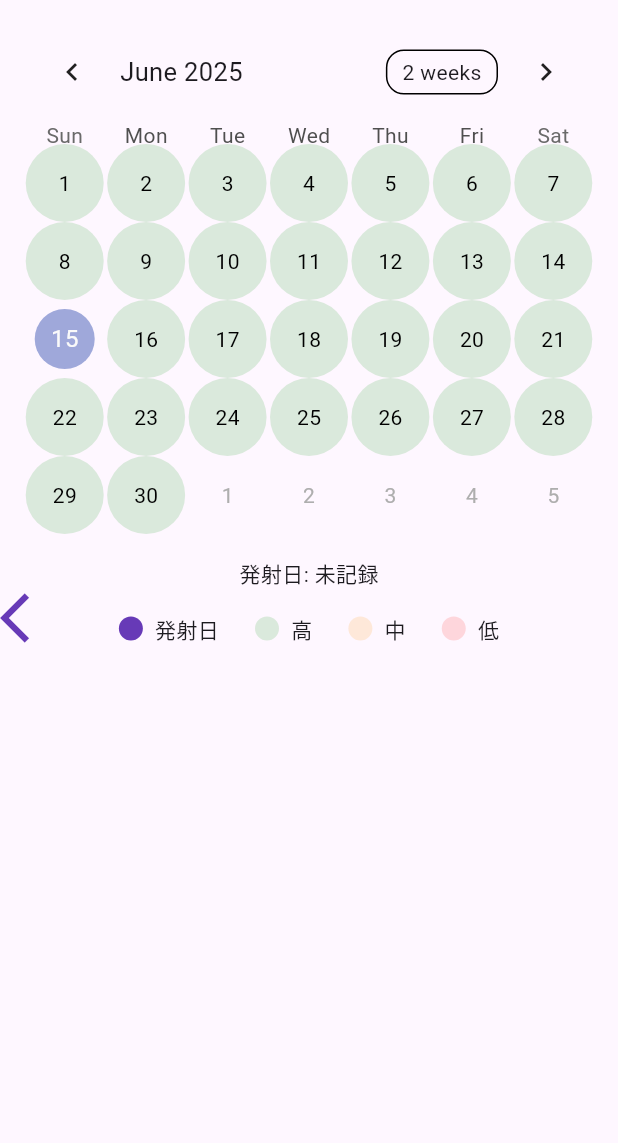
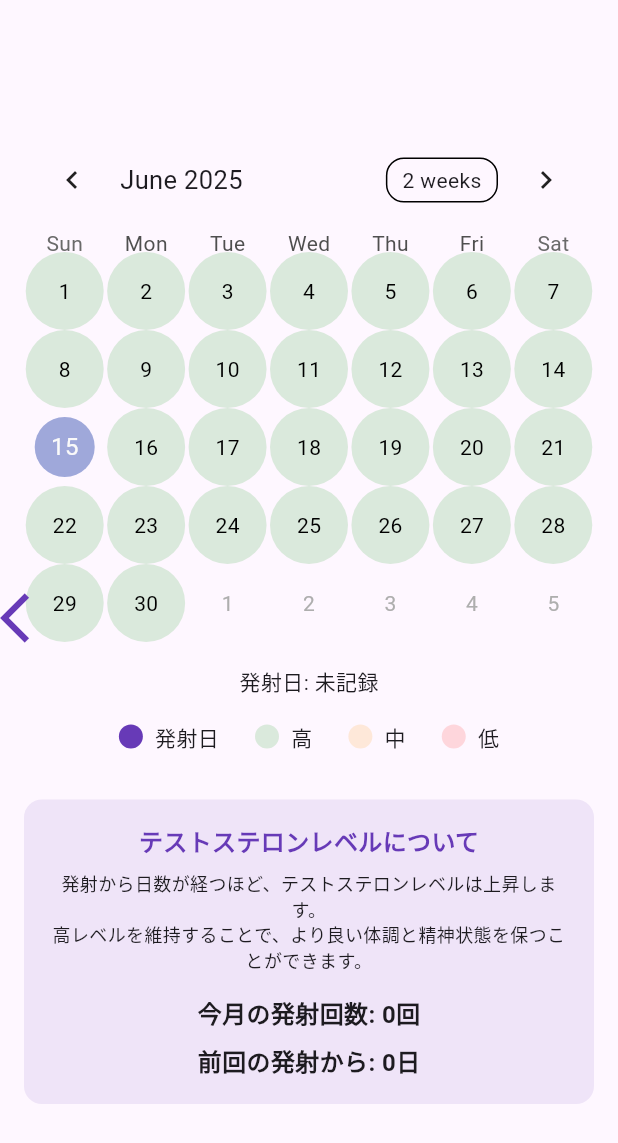
Before and after one commit to MaruSankakuEngineer/TestoTrack, a Flutter app: the screen it shows after launch, swiped to page 2, on a phone screen of 412 x 824 dp. Shown: the top 1143 px of the screen. Run offline on Flutter 3.47's test engine with Material 3 defaults, Android fonts, the light colour scheme and no system bars; drawn by our look-alikes of table_calendar; our stand-ins replace shared_preferences.

Commit message:
説明文と統計情報追加

```diff
--- a/Flutter/testotrack/lib/main.dart
+++ b/Flutter/testotrack/lib/main.dart
@@ -200,9 +200,11 @@ class _MainPageState extends State<MainPage> {
           } else {
             return Stack(
               children: [
-                Padding(
+                Center(
+                  child: Padding(
                     padding: const EdgeInsets.all(16.0),
                     child: Column(
+                      mainAxisAlignment: MainAxisAlignment.center,
                       children: [
                         TableCalendar(
                           firstDay: DateTime.utc(2020, 1, 1),
@@ -337,7 +339,53 @@ class _MainPageState extends State<MainPage> {
                             const Text('低'),
                           ],
                         ),
+                        const SizedBox(height: 32),
+                        Container(
+                          padding: const EdgeInsets.all(16),
+                          decoration: BoxDecoration(
+                            color: Colors.deepPurple.withOpacity(0.1),
+                            borderRadius: BorderRadius.circular(12),
+                          ),
+                          child: Column(
+                            children: [
+                              const Text(
+                                'テストステロンレベルについて',
+                                style: TextStyle(
+                                  fontSize: 16,
+                                  fontWeight: FontWeight.bold,
+                                  color: Colors.deepPurple,
+                                ),
+                              ),
+                              const SizedBox(height: 8),
+                              const Text(
+                                '発射から日数が経つほど、テストステロンレベルは上昇します。\n'
+                                '高レベルを維持することで、より良い体調と精神状態を保つことができます。',
+                                textAlign: TextAlign.center,
+                                style: TextStyle(
+                                  fontSize: 12,
+                                ),
+                              ),
+                              const SizedBox(height: 16),
+                              Text(
+                                '今月の発射回数: ${ejaculationDates.where((date) => date.year == DateTime.now().year && date.month == DateTime.now().month).length}回',
+                                style: const TextStyle(
+                                  fontSize: 16,
+                                  fontWeight: FontWeight.bold,
+                                ),
+                              ),
+                              const SizedBox(height: 8),
+                              Text(
+                                '前回の発射から: ${lastEjaculationDate != null ? DateTime.now().difference(lastEjaculationDate!).inDays : 0}日',
+                                style: const TextStyle(
+                                  fontSize: 16,
+                                  fontWeight: FontWeight.bold,
+                                ),
+                              ),
                             ],
+                          ),
+                        ),
+                      ],
+                    ),
                   ),
                 ),
                 Positioned(
```
Lines whose indentation alone changed are shown as unchanged.
